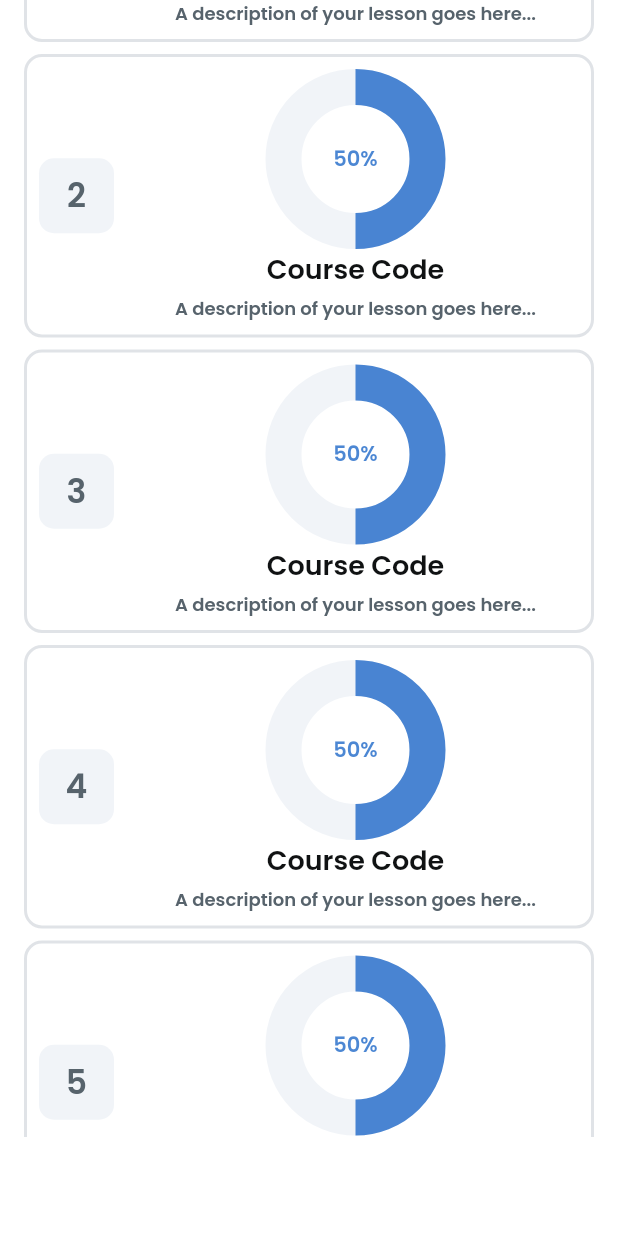
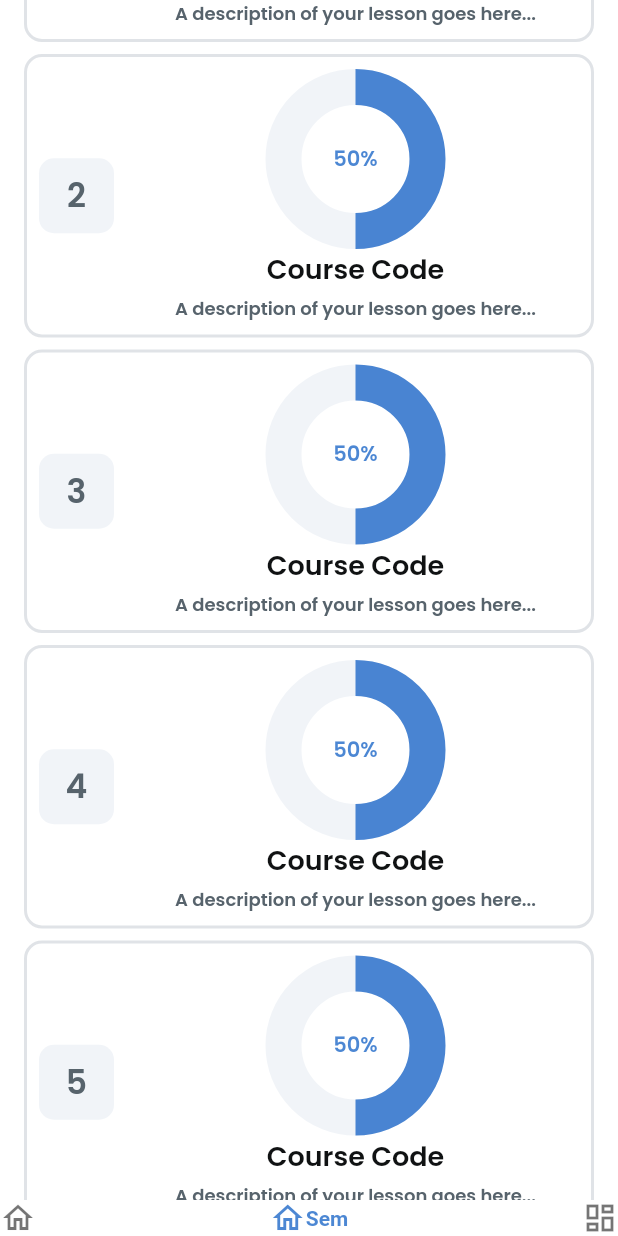
Before and after one commit to TheR3dWizard/scapesfflow, a Flutter app: the NavBarPage screen opened by its route, item 2 of the bottom bar chosen, scrolled down 416 dp, on a phone screen of 412 x 824 dp. Run offline on Flutter 3.47's test engine with Material 2 defaults, Android fonts, the phone set to English and light mode, and no system bars; drawn by our look-alikes of floating_bottom_navigation_bar, flutter_animate, google_nav_bar, percent_indicator; our stand-ins replace auto_size_text, cached_network_image, equatable, font_awesome_flutter, from_css_color, go_router and 4 more; missing offline and left inert: json_path, mime_type; accounts and stored records are empty; network calls fail.

Commit message:
Reverting to flutterflow

```diff
--- a/lib/main.dart
+++ b/lib/main.dart
@@ -7,7 +7,7 @@ import 'flutter_flow/flutter_flow_theme.dart';
 import 'flutter_flow/flutter_flow_util.dart';
 import 'flutter_flow/internationalization.dart';
 import 'package:google_fonts/google_fonts.dart';
-import 'package:floating_bottom_navigation_bar/floating_bottom_navigation_bar.dart';
+import 'package:google_nav_bar/google_nav_bar.dart';
 import 'flutter_flow/nav/nav.dart';
 import 'index.dart';
 
@@ -109,94 +109,40 @@ class _NavBarPageState extends State<NavBarPage> {
     final currentIndex = tabs.keys.toList().indexOf(_currentPageName);
     return Scaffold(
       body: _currentPage ?? tabs[_currentPageName],
-      extendBody: true,
-      bottomNavigationBar: FloatingNavbar(
-        currentIndex: currentIndex,
-        onTap: (i) => setState(() {
+      bottomNavigationBar: GNav(
+        selectedIndex: currentIndex,
+        onTabChange: (i) => setState(() {
           _currentPage = null;
           _currentPageName = tabs.keys.toList()[i];
         }),
         backgroundColor: Colors.white,
-        selectedItemColor: Color(0x00000000),
-        unselectedItemColor: Color(0x00000000),
-        selectedBackgroundColor: Color(0x00000000),
-        borderRadius: 8.0,
-        itemBorderRadius: 8.0,
-        margin: EdgeInsetsDirectional.fromSTEB(0.0, 0.0, 0.0, 0.0),
+        color: Color(0x8A000000),
+        activeColor: FlutterFlowTheme.of(context).primary,
+        tabBackgroundColor: Color(0x00000000),
+        tabBorderRadius: 100.0,
+        tabMargin: EdgeInsetsDirectional.fromSTEB(0.0, 0.0, 0.0, 0.0),
         padding: EdgeInsetsDirectional.fromSTEB(0.0, 0.0, 0.0, 0.0),
-        width: double.infinity,
-        elevation: 0.0,
-        items: [
-          FloatingNavbarItem(
-            customWidget: Column(
-              mainAxisAlignment: MainAxisAlignment.center,
-              children: [
-                Icon(
-                  Icons.home_outlined,
-                  color:
-                      currentIndex == 0 ? Color(0x00000000) : Color(0x00000000),
-                  size: 24.0,
-                ),
-                Text(
-                  'Home',
-                  overflow: TextOverflow.ellipsis,
-                  style: TextStyle(
-                    color: currentIndex == 0
-                        ? Color(0x00000000)
-                        : Color(0x00000000),
-                    fontSize: 11.0,
-                  ),
-                ),
-              ],
-            ),
+        gap: 0.0,
+        mainAxisAlignment: MainAxisAlignment.spaceBetween,
+        duration: Duration(milliseconds: 500),
+        haptic: false,
+        tabs: [
+          GButton(
+            icon: Icons.home_outlined,
+            text: 'Home',
+            iconSize: 24.0,
           ),
-          FloatingNavbarItem(
-            customWidget: Column(
-              mainAxisAlignment: MainAxisAlignment.center,
-              children: [
-                Icon(
-                  Icons.home_outlined,
-                  color:
-                      currentIndex == 1 ? Color(0x00000000) : Color(0x00000000),
-                  size: 24.0,
-                ),
-                Text(
-                  'Sem',
-                  overflow: TextOverflow.ellipsis,
-                  style: TextStyle(
-                    color: currentIndex == 1
-                        ? Color(0x00000000)
-                        : Color(0x00000000),
-                    fontSize: 11.0,
-                  ),
-                ),
-              ],
-            ),
+          GButton(
+            icon: Icons.home_outlined,
+            text: 'Sem',
+            iconSize: 24.0,
           ),
-          FloatingNavbarItem(
-            customWidget: Column(
-              mainAxisAlignment: MainAxisAlignment.center,
-              children: [
-                Icon(
-                  currentIndex == 2
-                      ? Icons.dashboard_rounded
-                      : Icons.dashboard_outlined,
-                  color:
-                      currentIndex == 2 ? Color(0x00000000) : Color(0x00000000),
-                  size: 32.0,
-                ),
-                Text(
-                  'Timetable\n',
-                  overflow: TextOverflow.ellipsis,
-                  style: TextStyle(
-                    color: currentIndex == 2
-                        ? Color(0x00000000)
-                        : Color(0x00000000),
-                    fontSize: 11.0,
-                  ),
-                ),
-              ],
-            ),
+          GButton(
+            icon: currentIndex == 2
+                ? Icons.dashboard_rounded
+                : Icons.dashboard_outlined,
+            text: 'Timetable',
+            iconSize: 24.0,
           )
         ],
       ),
--- a/pubspec.yaml
+++ b/pubspec.yaml
@@ -28,13 +28,13 @@ dependencies:
   auto_size_text: 3.0.0
   cached_network_image: 3.2.1
   equatable: 2.0.3
-  floating_bottom_navigation_bar: 1.5.2
   flutter_animate: 1.0.0
   flutter_cache_manager: 3.3.0
   font_awesome_flutter: 10.1.0
   from_css_color: 2.0.0
   go_router: 3.1.0
   google_fonts: 3.0.1
+  google_nav_bar: 5.0.5
   intl: 0.17.0
   json_path: 0.4.1
   mime_type: 1.0.0
```
